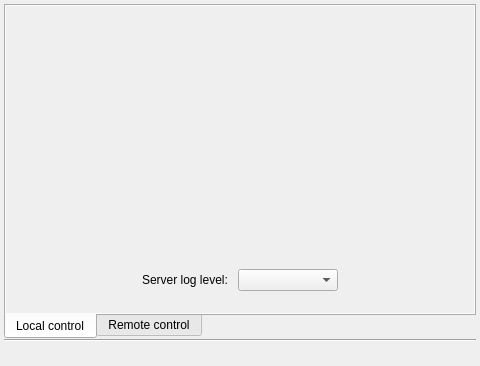
Old version of the form PlusServerLauncher/PlusServerLauncherMainWindow.ui in the repository PlusToolkit/PlusApp.
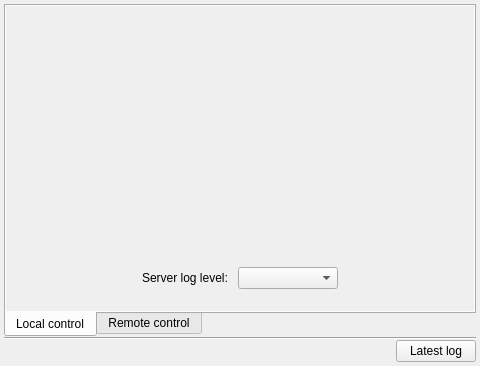
New version of the form. Icons and pictures are not drawn.

Commit message:
ENH: Add a button to the PlusServerLauncher UI  (#73)
* ENH: Add a button to the PlusServerLauncher UI that opens the last modified .txt file in the output directory for easier reporting of log files

```diff
--- a/PlusServerLauncher/PlusServerLauncherMainWindow.ui
+++ b/PlusServerLauncher/PlusServerLauncherMainWindow.ui
@@ -339,6 +339,17 @@
        <property name="bottomMargin">
         <number>0</number>
        </property>
+       <item>
+        <widget class="QPushButton" name="pushButton_LatestLog">
+         <property name="text">
+          <string>Latest log</string>
+         </property>
+         <property name="icon">
+          <iconset resource="PlusServerLauncher.qrc">
+           <normaloff>:/icons/Resources/icon_Edit.png</normaloff>:/icons/Resources/icon_Edit.png</iconset>
+         </property>
+        </widget>
+       </item>
        <item>
         <spacer name="horizontalSpacer">
          <property name="orientation">
```
The commit also changes 4 other files.
